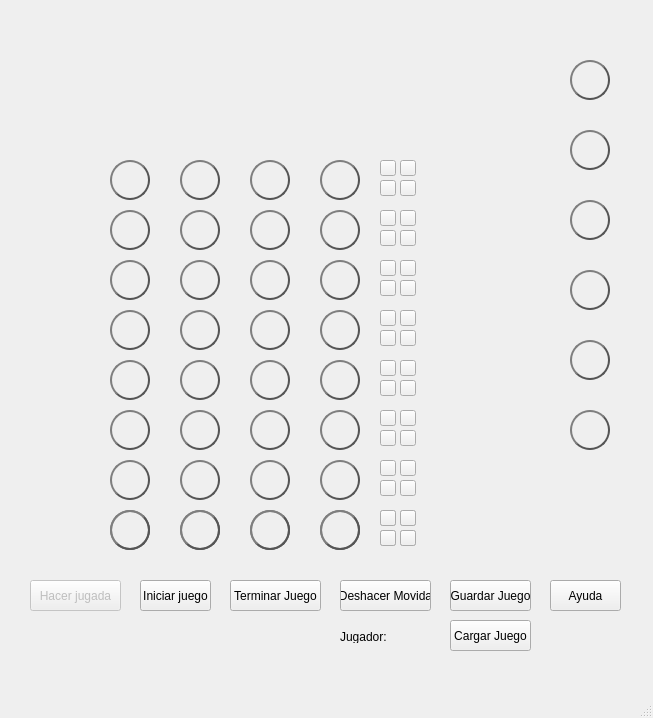
This is Proyecto c++/MasterMind/mainwindow.ui in Jeremycw-tec/MasterMind as Qt 5 draws it before an edit. The edited form follows.
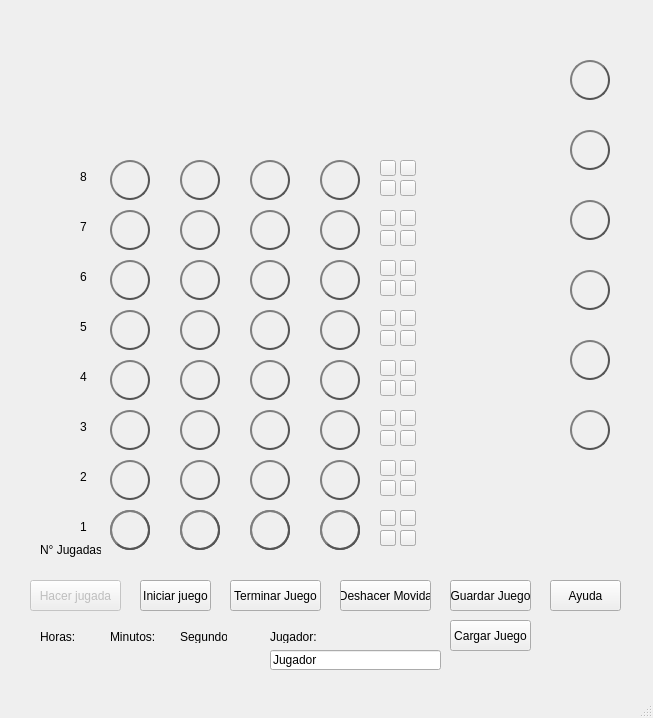
This is the edited form. Icons and pictures are not drawn.

```diff
--- a/Proyecto c++/MasterMind/mainwindow.ui
+++ b/Proyecto c++/MasterMind/mainwindow.ui
@@ -492,7 +492,7 @@
    <widget class="QLabel" name="label">
     <property name="geometry">
      <rect>
-      <x>340</x>
+      <x>270</x>
       <y>630</y>
       <width>47</width>
       <height>13</height>
@@ -2413,6 +2413,217 @@
      <bool>false</bool>
     </property>
    </widget>
+   <widget class="QLabel" name="horas">
+    <property name="geometry">
+     <rect>
+      <x>40</x>
+      <y>630</y>
+      <width>47</width>
+      <height>13</height>
+     </rect>
+    </property>
+    <property name="text">
+     <string>Horas:</string>
+    </property>
+   </widget>
+   <widget class="QLabel" name="minutos">
+    <property name="geometry">
+     <rect>
+      <x>110</x>
+      <y>630</y>
+      <width>47</width>
+      <height>13</height>
+     </rect>
+    </property>
+    <property name="text">
+     <string>Minutos:</string>
+    </property>
+   </widget>
+   <widget class="QLabel" name="segundos">
+    <property name="geometry">
+     <rect>
+      <x>180</x>
+      <y>630</y>
+      <width>47</width>
+      <height>13</height>
+     </rect>
+    </property>
+    <property name="text">
+     <string>Segundos:</string>
+    </property>
+   </widget>
+   <widget class="QLabel" name="chor">
+    <property name="geometry">
+     <rect>
+      <x>40</x>
+      <y>650</y>
+      <width>47</width>
+      <height>13</height>
+     </rect>
+    </property>
+    <property name="text">
+     <string/>
+    </property>
+   </widget>
+   <widget class="QLabel" name="cmin">
+    <property name="geometry">
+     <rect>
+      <x>110</x>
+      <y>650</y>
+      <width>47</width>
+      <height>13</height>
+     </rect>
+    </property>
+    <property name="text">
+     <string/>
+    </property>
+   </widget>
+   <widget class="QLabel" name="cseg">
+    <property name="geometry">
+     <rect>
+      <x>180</x>
+      <y>650</y>
+      <width>47</width>
+      <height>13</height>
+     </rect>
+    </property>
+    <property name="text">
+     <string/>
+    </property>
+   </widget>
+   <widget class="QLabel" name="jug1">
+    <property name="enabled">
+     <bool>true</bool>
+    </property>
+    <property name="geometry">
+     <rect>
+      <x>80</x>
+      <y>520</y>
+      <width>47</width>
+      <height>13</height>
+     </rect>
+    </property>
+    <property name="text">
+     <string>1</string>
+    </property>
+   </widget>
+   <widget class="QLabel" name="jug2">
+    <property name="geometry">
+     <rect>
+      <x>80</x>
+      <y>470</y>
+      <width>47</width>
+      <height>13</height>
+     </rect>
+    </property>
+    <property name="text">
+     <string>2</string>
+    </property>
+   </widget>
+   <widget class="QLabel" name="jug3">
+    <property name="geometry">
+     <rect>
+      <x>80</x>
+      <y>420</y>
+      <width>47</width>
+      <height>13</height>
+     </rect>
+    </property>
+    <property name="text">
+     <string>3</string>
+    </property>
+   </widget>
+   <widget class="QLabel" name="jug4">
+    <property name="geometry">
+     <rect>
+      <x>80</x>
+      <y>370</y>
+      <width>47</width>
+      <height>13</height>
+     </rect>
+    </property>
+    <property name="text">
+     <string>4</string>
+    </property>
+   </widget>
+   <widget class="QLabel" name="jug5">
+    <property name="geometry">
+     <rect>
+      <x>80</x>
+      <y>320</y>
+      <width>47</width>
+      <height>13</height>
+     </rect>
+    </property>
+    <property name="text">
+     <string>5</string>
+    </property>
+   </widget>
+   <widget class="QLabel" name="jug6">
+    <property name="geometry">
+     <rect>
+      <x>80</x>
+      <y>270</y>
+      <width>47</width>
+      <height>13</height>
+     </rect>
+    </property>
+    <property name="text">
+     <string>6</string>
+    </property>
+   </widget>
+   <widget class="QLabel" name="jug7">
+    <property name="geometry">
+     <rect>
+      <x>80</x>
+      <y>220</y>
+      <width>47</width>
+      <height>13</height>
+     </rect>
+    </property>
+    <property name="text">
+     <string>7</string>
+    </property>
+   </widget>
+   <widget class="QLabel" name="jug8">
+    <property name="geometry">
+     <rect>
+      <x>80</x>
+      <y>170</y>
+      <width>47</width>
+      <height>13</height>
+     </rect>
+    </property>
+    <property name="text">
+     <string>8</string>
+    </property>
+   </widget>
+   <widget class="QLabel" name="label_2">
+    <property name="geometry">
+     <rect>
+      <x>40</x>
+      <y>540</y>
+      <width>61</width>
+      <height>20</height>
+     </rect>
+    </property>
+    <property name="text">
+     <string>N° Jugadas</string>
+    </property>
+   </widget>
+   <widget class="QLineEdit" name="lineEdit">
+    <property name="geometry">
+     <rect>
+      <x>270</x>
+      <y>650</y>
+      <width>171</width>
+      <height>20</height>
+     </rect>
+    </property>
+    <property name="text">
+     <string>Jugador</string>
+    </property>
+   </widget>
   </widget>
   <widget class="QMenuBar" name="menubar">
    <property name="geometry">
```
